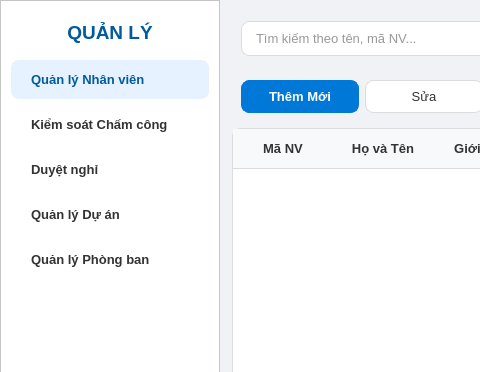
First picture: the form in GD_Qly.ui, repository BTL-DSA-OOP/QLNS_GD, before the edit; both pictures show x 0 to 480 and y 0 to 372 of the 1280 by 800 pixel window.
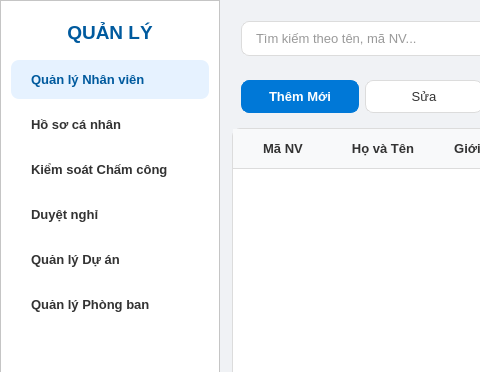
Second picture: the form after the edit. Icons and pictures are not drawn.

Patch:
```diff
--- a/GD_Qly.ui
+++ b/GD_Qly.ui
@@ -314,6 +314,26 @@
          </property>
         </widget>
        </item>
+	<item>
+	 <widget class="QPushButton" name="btnNavMyProfile">
+	  <property name="text">
+ 	  <string>Hồ sơ cá nhân</string>
+ 	 </property>
+ 	 <property name="icon">
+ 	  <iconset resource="icons.qrc">
+ 	   <normaloff>:/icons/user.svg</normaloff>:/icons/user.svg</iconset>
+ 	 </property>
+ 	 <property name="checkable">
+ 	  <bool>false</bool>
+ 	 </property>
+	  <property name="autoExclusive">
+ 	  <bool>false</bool>
+ 	 </property>
+	  <property name="toolTip">
+	   <string>Xem hồ sơ cá nhân của bạn (chấm công, xin nghỉ, v.v.)</string>
+ 	 </property>
+	 </widget>
+	</item>
        <item>
         <widget class="QPushButton" name="btnNavAttendance">
          <property name="text">
```
